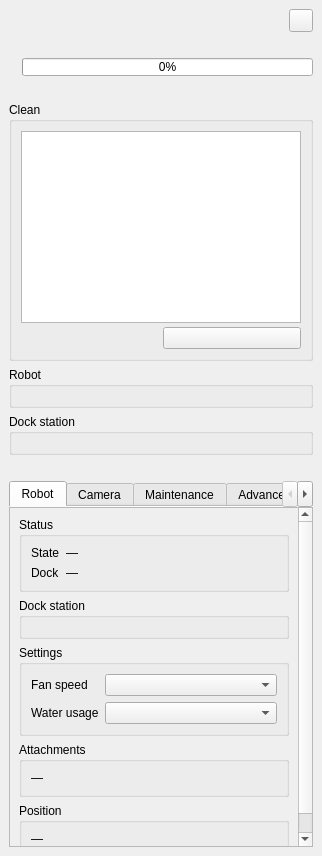
Old version of the form valetudo_qgis/ui/status_panel.ui in the repository sylsta/homeqgis.
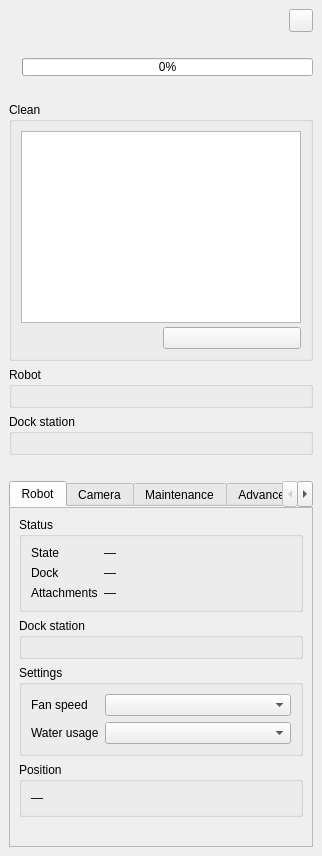
New version of the form. Custom widgets are drawn as their Qt base class.

Commit message:
Panel: Attachments as one line of the Status section
Dust bin, water tank and mop (✓ / ✗) now sit under State and Dock
instead of in their own section; the line is hidden until the robot
reports them.

```diff
--- a/valetudo_qgis/ui/status_panel.ui
+++ b/valetudo_qgis/ui/status_panel.ui
@@ -233,6 +233,26 @@
                  </property>
                 </widget>
                </item>
+               <item row="2" column="0">
+                <widget class="QLabel" name="lbl_attachments_caption">
+                 <property name="text">
+                  <string>Attachments</string>
+                 </property>
+                </widget>
+               </item>
+               <item row="2" column="1">
+                <widget class="QLabel" name="lbl_attachments">
+                 <property name="text">
+                  <string notr="true">—</string>
+                 </property>
+                 <property name="wordWrap">
+                  <bool>true</bool>
+                 </property>
+                 <property name="textInteractionFlags">
+                  <set>Qt::TextSelectableByMouse</set>
+                 </property>
+                </widget>
+               </item>
               </layout>
              </widget>
             </item>
@@ -280,31 +300,6 @@
               </layout>
              </widget>
             </item>
-            <item>
-             <widget class="QgsCollapsibleGroupBox" name="box_attachments">
-              <property name="title">
-               <string>Attachments</string>
-              </property>
-              <layout class="QFormLayout" name="attachments_form">
-               <property name="fieldGrowthPolicy">
-                <enum>QFormLayout::AllNonFixedFieldsGrow</enum>
-               </property>
-               <item row="0" column="0" colspan="2">
-                <widget class="QLabel" name="lbl_attachments">
-                 <property name="text">
-                  <string notr="true">—</string>
-                 </property>
-                 <property name="wordWrap">
-                  <bool>true</bool>
-                 </property>
-                 <property name="textInteractionFlags">
-                  <set>Qt::TextSelectableByMouse</set>
-                 </property>
-                </widget>
-               </item>
-              </layout>
-             </widget>
-            </item>
             <item>
              <widget class="QgsCollapsibleGroupBox" name="box_position">
               <property name="title">
```
The commit also changes 2 other files.
